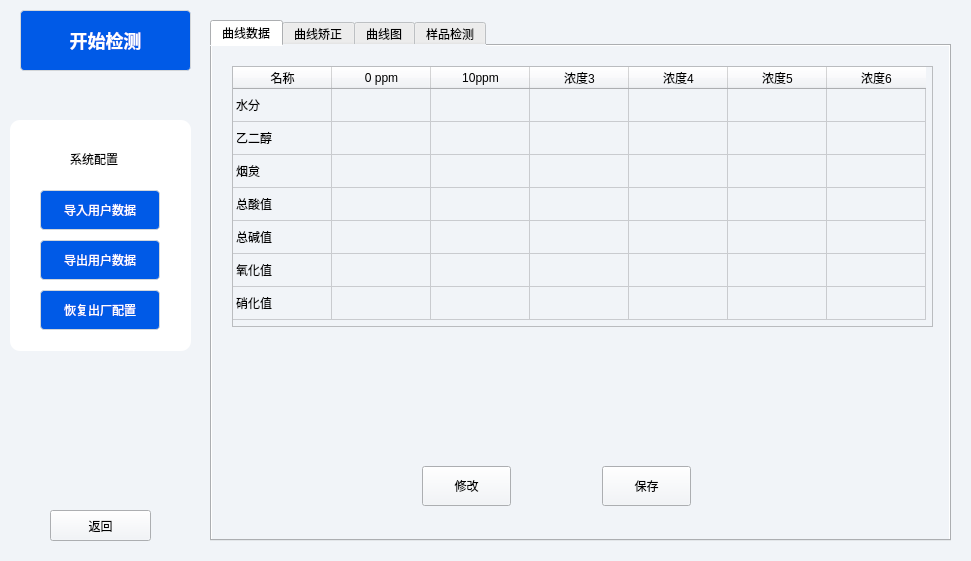
First picture: the form in mainwindow.ui, repository 1996zjun/foutinone, before the edit.
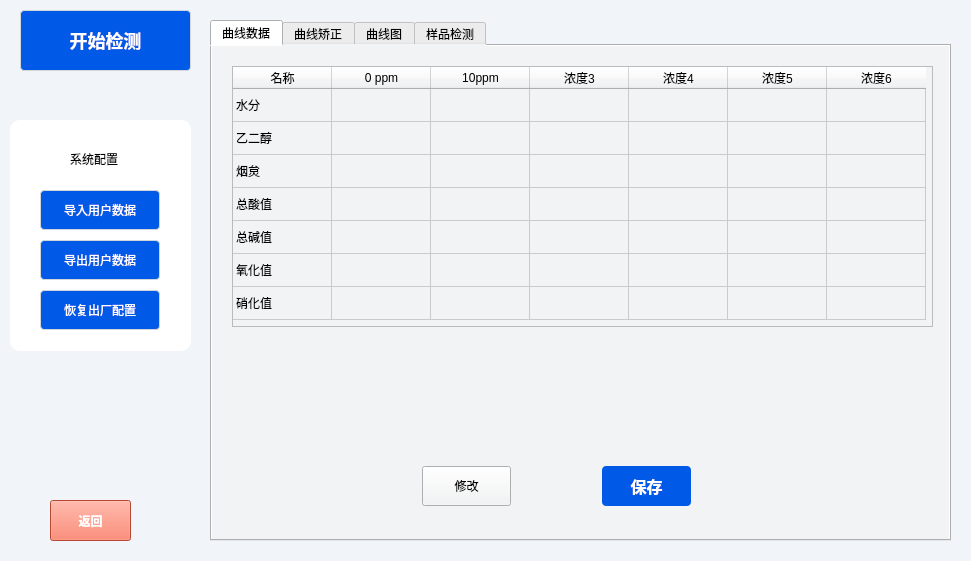
Second picture: the form after the edit. The open tabs and pages were chosen to show the change.

```diff
--- a/mainwindow.ui
+++ b/mainwindow.ui
@@ -25,6 +25,9 @@
      <height>521</height>
     </rect>
    </property>
+   <property name="styleSheet">
+    <string notr="true">background: #F2F3F5;</string>
+   </property>
    <property name="tabPosition">
     <enum>QTabWidget::North</enum>
    </property>
@@ -230,6 +233,17 @@
        <height>40</height>
       </rect>
      </property>
+     <property name="styleSheet">
+      <string notr="true">QPushButton {
+background: #005AE7;
+border-radius: 4px;
+font-weight: 800;
+font-size: 16px;
+color: #FFFFFE;
+text-align: center;
+font-style: normal;
+}</string>
+     </property>
      <property name="text">
       <string>保存</string>
      </property>
@@ -686,11 +700,14 @@
    <property name="geometry">
     <rect>
      <x>50</x>
-     <y>510</y>
-     <width>101</width>
-     <height>31</height>
+     <y>500</y>
+     <width>81</width>
+     <height>41</height>
     </rect>
    </property>
+   <property name="styleSheet">
+    <string notr="true">background: #FF6347; color: #fff; font-weight: bold;</string>
+   </property>
    <property name="text">
     <string>返回</string>
    </property>
```
Left out of the diff: 13 changed lines with no effect on the pictures.
